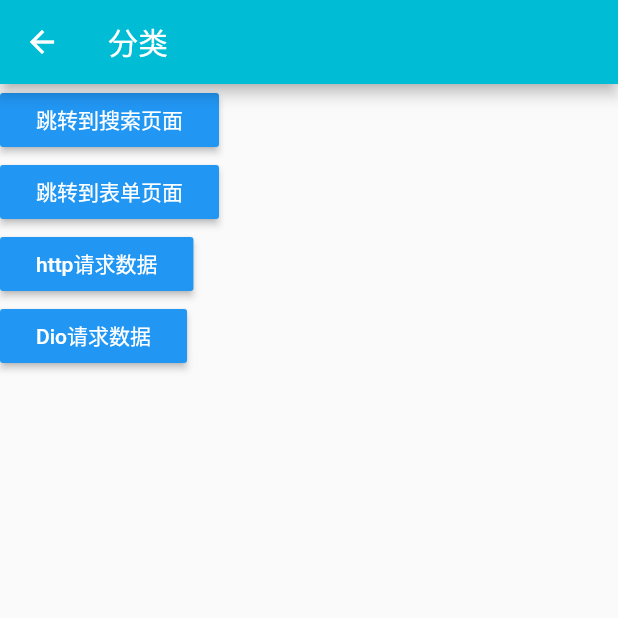
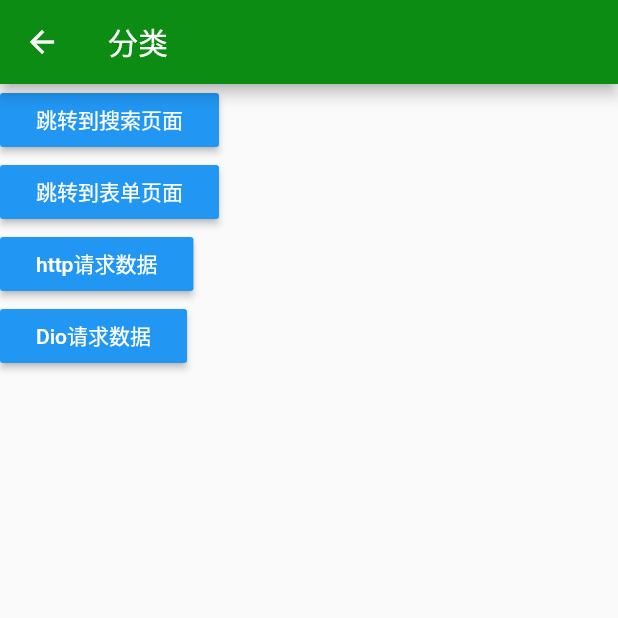
Before and after one commit to 9032lu/FlutterDemo, a Flutter app: the CategoryPage screen opened directly, on a phone screen of 412 x 824 dp, the top half of it. Run offline on Flutter 3.47's test engine with Material 2 defaults, Android fonts, the phone set to English and light mode, and no system bars; our stand-ins replace date_format, dio, flutter_swiper, toast; network calls fail.

Commit message:
Update Category.dart

```diff
--- a/lib/pages/tabs/Category.dart
+++ b/lib/pages/tabs/Category.dart
@@ -14,7 +14,7 @@ class _CategoryPageState extends State<CategoryPage> {
     return Scaffold(
       appBar: AppBar(
         title: Text('分类'),
-        backgroundColor: Colors.cyan,
+        backgroundColor: Color.fromRGBO(12, 140, 19, 1),
       ),
       body: Column(
         crossAxisAlignment: CrossAxisAlignment.start,
```
